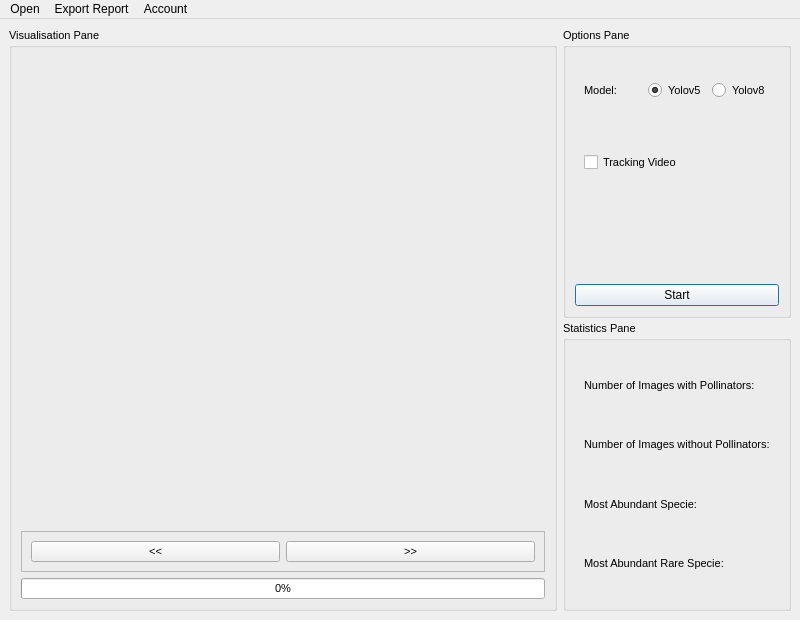
The window that GUI/interface.ui (KameliaBnh/BeeTect) describes before a commit, drawn with Qt 5.
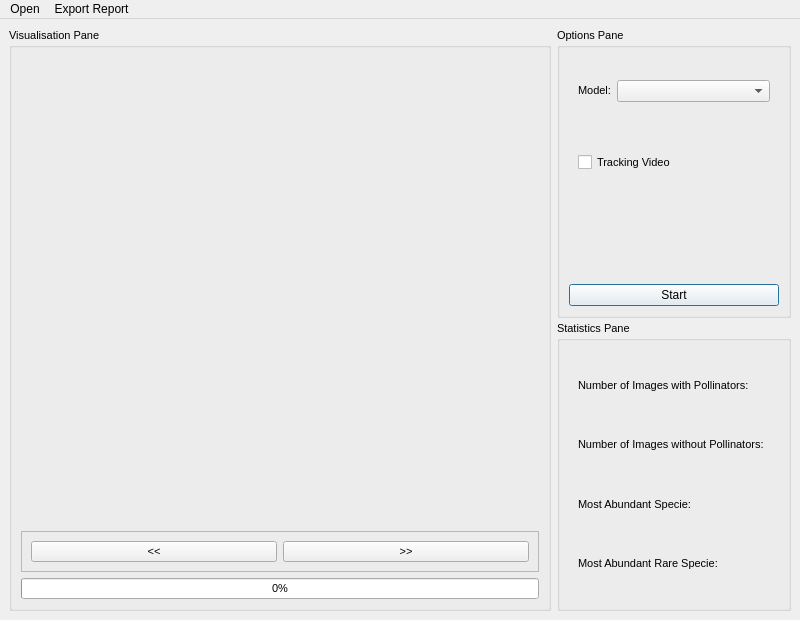
The same window after the commit.

What changed in the file:
```diff
--- a/GUI/interface.ui
+++ b/GUI/interface.ui
@@ -286,36 +286,32 @@
               </widget>
              </item>
              <item>
-              <widget class="QRadioButton" name="Yolov5Button">
+              <widget class="QComboBox" name="comboBox">
                <property name="font">
                 <font>
                  <pointsize>8</pointsize>
                 </font>
                </property>
+               <item>
                <property name="text">
-                <string>Yolov5</string>
-               </property>
-               <property name="checked">
-                <bool>true</bool>
-               </property>
-               <attribute name="buttonGroup">
-                <string notr="true">ModelButtonGroup</string>
-               </attribute>
-              </widget>
+                 <string/>
+                </property>
+               </item>
+               <item>
+                <property name="text">
+                 <string>YOLO_v5_2021</string>
+                </property>
              </item>
              <item>
-              <widget class="QRadioButton" name="Yolov8Button">
-               <property name="font">
-                <font>
-                 <pointsize>8</pointsize>
-                </font>
-               </property>
+                <property name="text">
+                 <string>YOLO_v5_Hybrid_21_22</string>
+                </property>
+               </item>
+               <item>
                <property name="text">
-                <string>Yolov8</string>
-               </property>
-               <attribute name="buttonGroup">
-                <string notr="true">ModelButtonGroup</string>
-               </attribute>
+                 <string>YOLO_v5_2022</string>
+                </property>
+               </item>
               </widget>
              </item>
             </layout>
@@ -472,16 +468,8 @@
      <string>Export Report</string>
     </property>
    </widget>
-   <widget class="QMenu" name="Account">
-    <property name="title">
-     <string>Account</string>
-    </property>
-    <addaction name="CreateAccount"/>
-    <addaction name="LogIn"/>
-   </widget>
    <addaction name="Open"/>
    <addaction name="ExportReport"/>
-   <addaction name="Account"/>
   </widget>
   <action name="OpenFile">
    <property name="text">
```
Left out of the diff: 3 changed lines with no effect on the pictures. Lines whose indentation alone changed are shown as unchanged.
